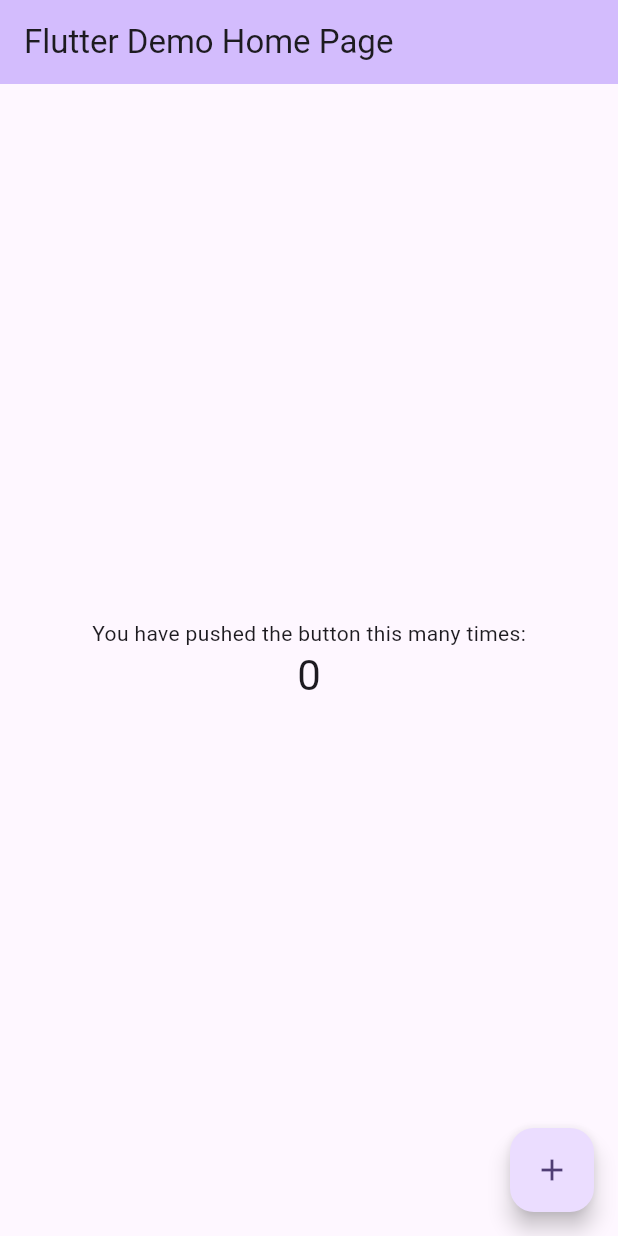
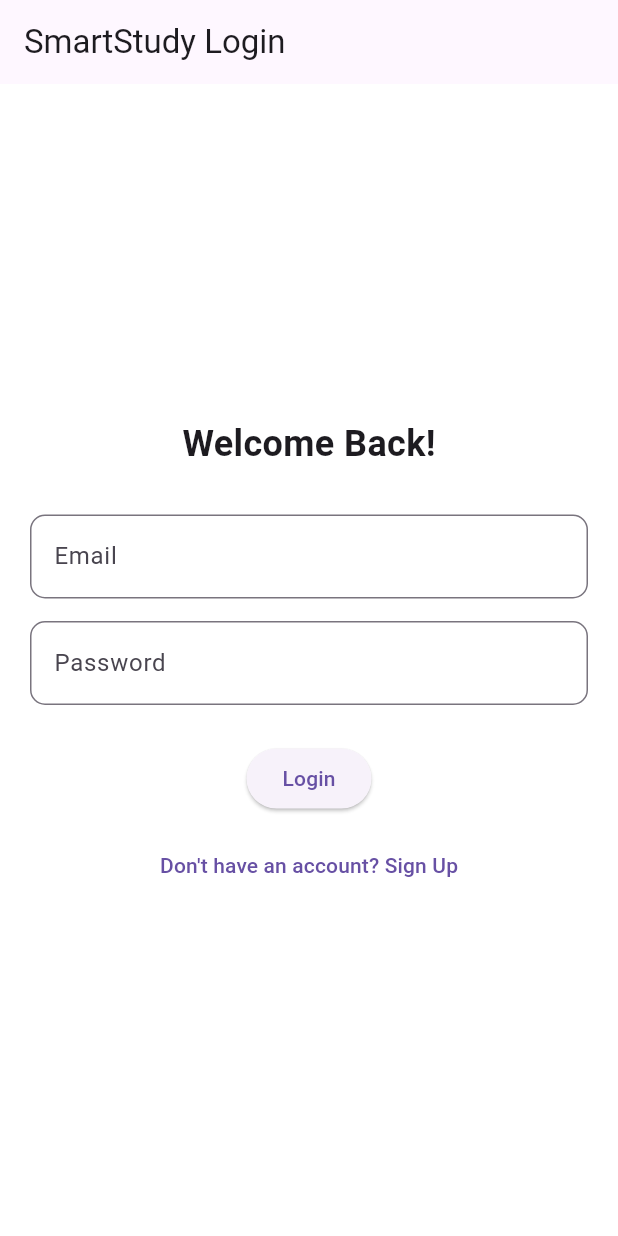
Before and after one commit to dRoTDM/smartstudy, a Flutter app: the screen it shows after launch, on a phone screen of 412 x 824 dp. Run offline on Flutter 3.47's test engine with Material 3 defaults, Android fonts, the phone set to English and light mode, and no system bars.

Commit message:
Added login and home screens

```diff
--- a/lib/main.dart
+++ b/lib/main.dart
@@ -1,122 +1,31 @@
 import 'package:flutter/material.dart';
+import 'screens/login_screen.dart';
+import 'screens/signup_screen.dart';
+import 'screens/home_screen.dart';
 
 void main() {
-  runApp(const MyApp());
+  runApp(SmartStudyApp());
 }
 
-class MyApp extends StatelessWidget {
-  const MyApp({super.key});
-
-  // This widget is the root of your application.
+class SmartStudyApp extends StatelessWidget {
   @override
   Widget build(BuildContext context) {
     return MaterialApp(
-      title: 'Flutter Demo',
+      title: 'SmartStudy',
+      debugShowCheckedModeBanner: false,
       theme: ThemeData(
-        // This is the theme of your application.
-        //
-        // TRY THIS: Try running your application with "flutter run". You'll see
-        // the application has a purple toolbar. Then, without quitting the app,
-        // try changing the seedColor in the colorScheme below to Colors.green
-        // and then invoke "hot reload" (save your changes or press the "hot
-        // reload" button in a Flutter-supported IDE, or press "r" if you used
-        // the command line to start the app).
-        //
-        // Notice that the counter didn't reset back to zero; the application
-        // state is not lost during the reload. To reset the state, use hot
-        // restart instead.
-        //
-        // This works for code too, not just values: Most code changes can be
-        // tested with just a hot reload.
-        colorScheme: ColorScheme.fromSeed(seedColor: Colors.deepPurple),
+        primarySwatch: Colors.indigo,
+        scaffoldBackgroundColor: Colors.white,
+        inputDecorationTheme: InputDecorationTheme(
+          border: OutlineInputBorder(borderRadius: BorderRadius.circular(10)),
+        ),
       ),
-      home: const MyHomePage(title: 'Flutter Demo Home Page'),
+      initialRoute: '/login',
+      routes: {
+        '/login': (context) => LoginScreen(),
+        '/signup': (context) => SignupScreen(),
+        '/home': (context) => HomeScreen(),
+      },
     );
   }
 }
-
-class MyHomePage extends StatefulWidget {
-  const MyHomePage({super.key, required this.title});
-
-  // This widget is the home page of your application. It is stateful, meaning
-  // that it has a State object (defined below) that contains fields that affect
-  // how it looks.
-
-  // This class is the configuration for the state. It holds the values (in this
-  // case the title) provided by the parent (in this case the App widget) and
-  // used by the build method of the State. Fields in a Widget subclass are
-  // always marked "final".
-
-  final String title;
-
-  @override
-  State<MyHomePage> createState() => _MyHomePageState();
-}
-
-class _MyHomePageState extends State<MyHomePage> {
-  int _counter = 0;
-
-  void _incrementCounter() {
-    setState(() {
-      // This call to setState tells the Flutter framework that something has
-      // changed in this State, which causes it to rerun the build method below
-      // so that the display can reflect the updated values. If we changed
-      // _counter without calling setState(), then the build method would not be
-      // called again, and so nothing would appear to happen.
-      _counter++;
-    });
-  }
-
-  @override
-  Widget build(BuildContext context) {
-    // This method is rerun every time setState is called, for instance as done
-    // by the _incrementCounter method above.
-    //
-    // The Flutter framework has been optimized to make rerunning build methods
-    // fast, so that you can just rebuild anything that needs updating rather
-    // than having to individually change instances of widgets.
-    return Scaffold(
-      appBar: AppBar(
-        // TRY THIS: Try changing the color here to a specific color (to
-        // Colors.amber, perhaps?) and trigger a hot reload to see the AppBar
-        // change color while the other colors stay the same.
-        backgroundColor: Theme.of(context).colorScheme.inversePrimary,
-        // Here we take the value from the MyHomePage object that was created by
-        // the App.build method, and use it to set our appbar title.
-        title: Text(widget.title),
-      ),
-      body: Center(
-        // Center is a layout widget. It takes a single child and positions it
-        // in the middle of the parent.
-        child: Column(
-          // Column is also a layout widget. It takes a list of children and
-          // arranges them vertically. By default, it sizes itself to fit its
-          // children horizontally, and tries to be as tall as its parent.
-          //
-          // Column has various properties to control how it sizes itself and
-          // how it positions its children. Here we use mainAxisAlignment to
-          // center the children vertically; the main axis here is the vertical
-          // axis because Columns are vertical (the cross axis would be
-          // horizontal).
-          //
-          // TRY THIS: Invoke "debug painting" (choose the "Toggle Debug Paint"
-          // action in the IDE, or press "p" in the console), to see the
-          // wireframe for each widget.
-          mainAxisAlignment: MainAxisAlignment.center,
-          children: <Widget>[
-            const Text('You have pushed the button this many times:'),
-            Text(
-              '$_counter',
-              style: Theme.of(context).textTheme.headlineMedium,
-            ),
-          ],
-        ),
-      ),
-      floatingActionButton: FloatingActionButton(
-        onPressed: _incrementCounter,
-        tooltip: 'Increment',
-        child: const Icon(Icons.add),
-      ), // This trailing comma makes auto-formatting nicer for build methods.
-    );
-  }
-}
--- /dev/null
+++ b/lib/screens/login_screen.dart
@@ -0,0 +1,48 @@
+import 'package:flutter/material.dart';
+
+class LoginScreen extends StatelessWidget {
+  final TextEditingController emailController = TextEditingController();
+  final TextEditingController passwordController = TextEditingController();
+
+  @override
+  Widget build(BuildContext context) {
+    return Scaffold(
+      appBar: AppBar(title: Text('SmartStudy Login')),
+      body: Padding(
+        padding: const EdgeInsets.all(20.0),
+        child: Column(
+          mainAxisAlignment: MainAxisAlignment.center,
+          children: [
+            Text('Welcome Back!',
+                style: TextStyle(fontSize: 24, fontWeight: FontWeight.bold)),
+            SizedBox(height: 30),
+            TextField(
+              controller: emailController,
+              decoration: InputDecoration(labelText: 'Email'),
+            ),
+            SizedBox(height: 15),
+            TextField(
+              controller: passwordController,
+              decoration: InputDecoration(labelText: 'Password'),
+              obscureText: true,
+            ),
+            SizedBox(height: 25),
+            ElevatedButton(
+              onPressed: () {
+                Navigator.pushReplacementNamed(context, '/home');
+              },
+              child: Text('Login'),
+            ),
+            SizedBox(height: 10),
+            TextButton(
+              onPressed: () {
+                Navigator.pushNamed(context, '/signup');
+              },
+              child: Text("Don't have an account? Sign Up"),
+            ),
+          ],
+        ),
+      ),
+    );
+  }
+}
```
Also changed, not shown: lib/screens/home_screen.dart (added, +58 -0 lines), lib/screens/placeholder_screen.dart (added, +13 -0 lines), lib/screens/profile_screen.dart (added, +37 -0 lines), lib/screens/signup_screen.dart (added, +54 -0 lines), lib/screens/splashscreen.dart (added), 1 other file.
